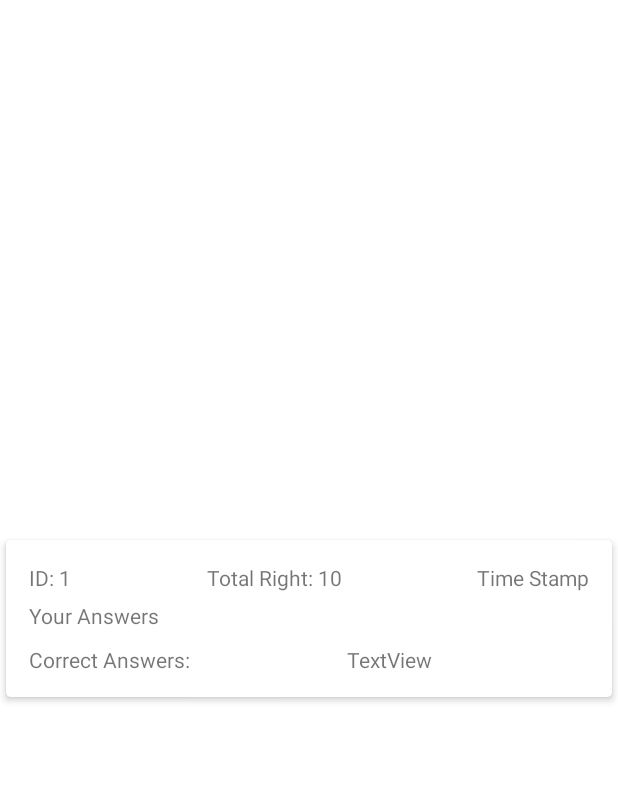
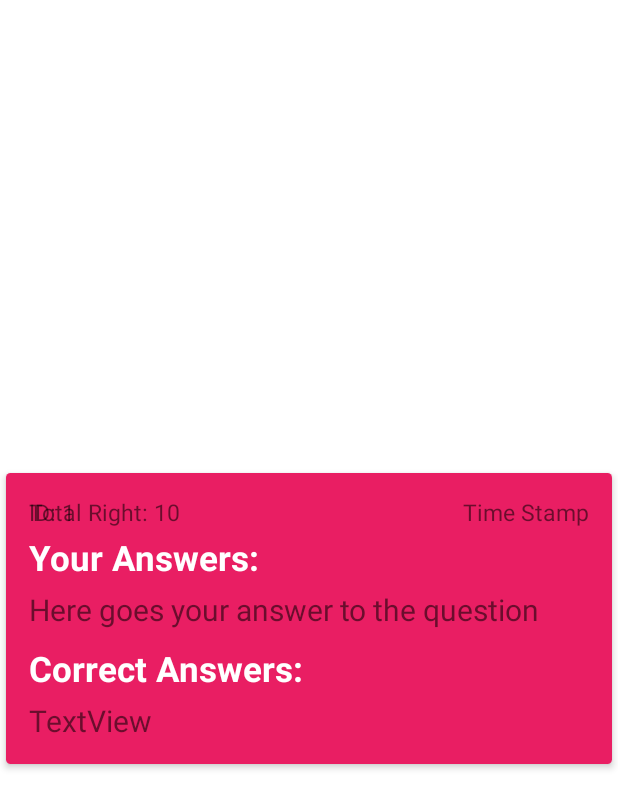
Before and after one commit to HanzlaHassan123/QuizApp_Extended, an Android app: the layout items_list.xml on its own in the app's theme, with its tools: preview values and no code run, on a phone screen of 412 x 824 dp. Shown: the top 809 px of the screen. Run offline under Robolectric (Android 15) with nearby library versions, the phone set to English and light mode, and no system bars.

Commit message:
ADAPTER VIEW SETUP + DATA DISPLAY

```diff
--- a/app/src/main/res/layout/items_list.xml
+++ b/app/src/main/res/layout/items_list.xml
@@ -19,8 +19,8 @@
         <androidx.constraintlayout.widget.ConstraintLayout
             android:layout_width="match_parent"
             android:layout_height="wrap_content"
-            android:padding="15dp"
-            >
+            android:background="#E91E63"
+            android:padding="15dp">
 
 
             <TextView
@@ -28,6 +28,7 @@
                 android:layout_width="wrap_content"
                 android:layout_height="wrap_content"
                 android:text="ID: 1"
+                android:textSize="15dp"
                 app:layout_constraintStart_toStartOf="parent"
                 app:layout_constraintTop_toTopOf="parent" />
 
@@ -36,6 +37,7 @@
                 android:layout_width="wrap_content"
                 android:layout_height="wrap_content"
                 android:text="Time Stamp"
+                android:textSize="15dp"
                 app:layout_constraintEnd_toEndOf="parent"
                 app:layout_constraintTop_toTopOf="parent" />
 
@@ -44,55 +46,67 @@
                 android:layout_width="match_parent"
                 android:layout_height="wrap_content"
                 android:layout_marginTop="25dp"
-                android:orientation="horizontal"
+                android:orientation="vertical"
                 app:layout_constraintEnd_toEndOf="parent"
                 app:layout_constraintStart_toStartOf="parent"
+
                 app:layout_constraintTop_toTopOf="parent">
 
                 <TextView
                     android:id="@+id/textView7"
                     android:layout_width="wrap_content"
                     android:layout_height="wrap_content"
+                    android:layout_marginBottom="5dp"
                     android:layout_weight="1"
-                    android:text="Your Answers" />
+                    android:text="Your Answers:"
+                    android:textColor="@color/white"
+                    android:textSize="23dp"
+                    android:textStyle="bold" />
 
                 <TextView
                     android:id="@+id/your_answers"
                     android:layout_width="wrap_content"
                     android:layout_height="wrap_content"
                     android:layout_weight="1"
-                    android:text="" />
+                    android:text="Here goes your answer to the question"
+                    android:textSize="20dp" />
             </LinearLayout>
 
             <LinearLayout
                 android:layout_width="match_parent"
                 android:layout_height="wrap_content"
                 android:layout_marginTop="10dp"
-                android:orientation="horizontal"
+                android:orientation="vertical"
                 app:layout_constraintEnd_toEndOf="parent"
                 app:layout_constraintStart_toStartOf="parent"
                 app:layout_constraintTop_toBottomOf="@+id/linearLayout">
 
                 <TextView
                     android:id="@+id/textView9"
-                    android:layout_width="wrap_content"
+                    android:layout_width="match_parent"
                     android:layout_height="wrap_content"
+                    android:layout_marginBottom="5dp"
                     android:layout_weight="1"
-                    android:text="Correct Answers:" />
+                    android:text="Correct Answers:"
+                    android:textColor="@color/white"
+                    android:textSize="23dp"
+                    android:textStyle="bold" />
 
                 <TextView
                     android:id="@+id/correct_answers"
-                    android:layout_width="wrap_content"
+                    android:layout_width="match_parent"
                     android:layout_height="wrap_content"
                     android:layout_weight="1"
-                    android:text="TextView" />
+                    android:text="TextView"
+                    android:textSize="20dp" />
             </LinearLayout>
 
             <TextView
                 android:id="@+id/count_holder"
-                android:layout_width="wrap_content"
+                android:layout_width="match_parent"
                 android:layout_height="wrap_content"
                 android:text="Total Right: 10"
+                android:textSize="15dp"
                 app:layout_constraintEnd_toStartOf="@+id/time_stamp_holder"
                 app:layout_constraintStart_toEndOf="@+id/id_holder"
                 app:layout_constraintTop_toTopOf="parent" />
```
Also changed, not shown: app/src/main/java/com/example/gamingapp/MyAdapter.java (+54 -10 lines), app/src/main/java/com/example/gamingapp/ui/gallery/GalleryFragment.java (+38 -12 lines).
